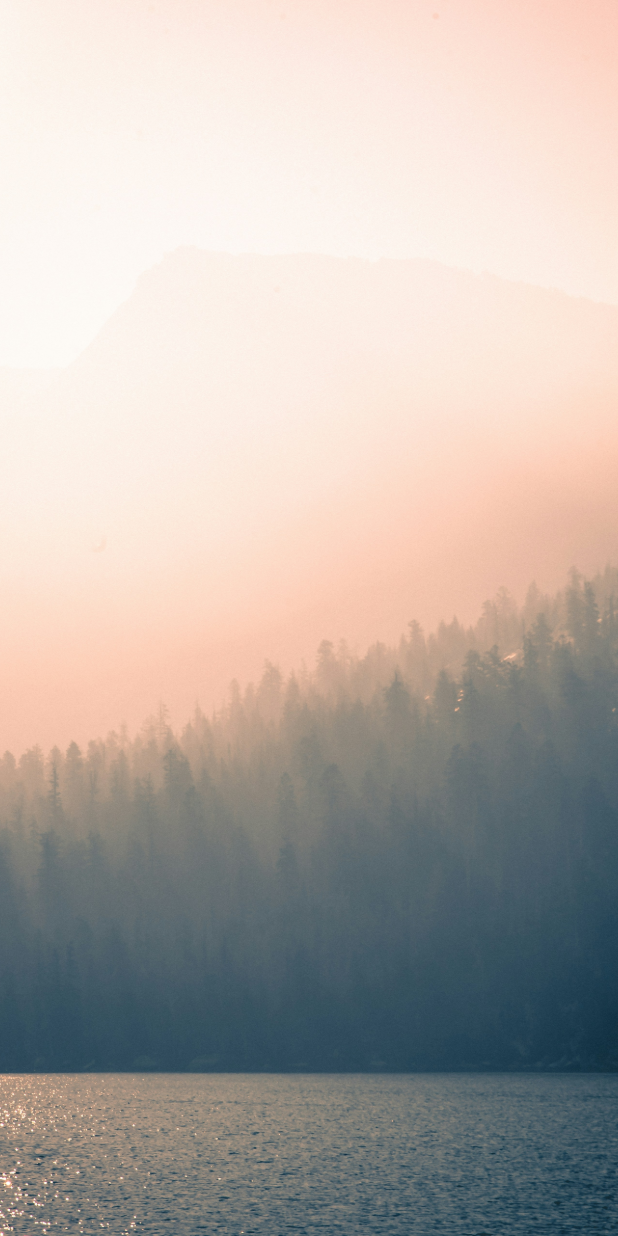
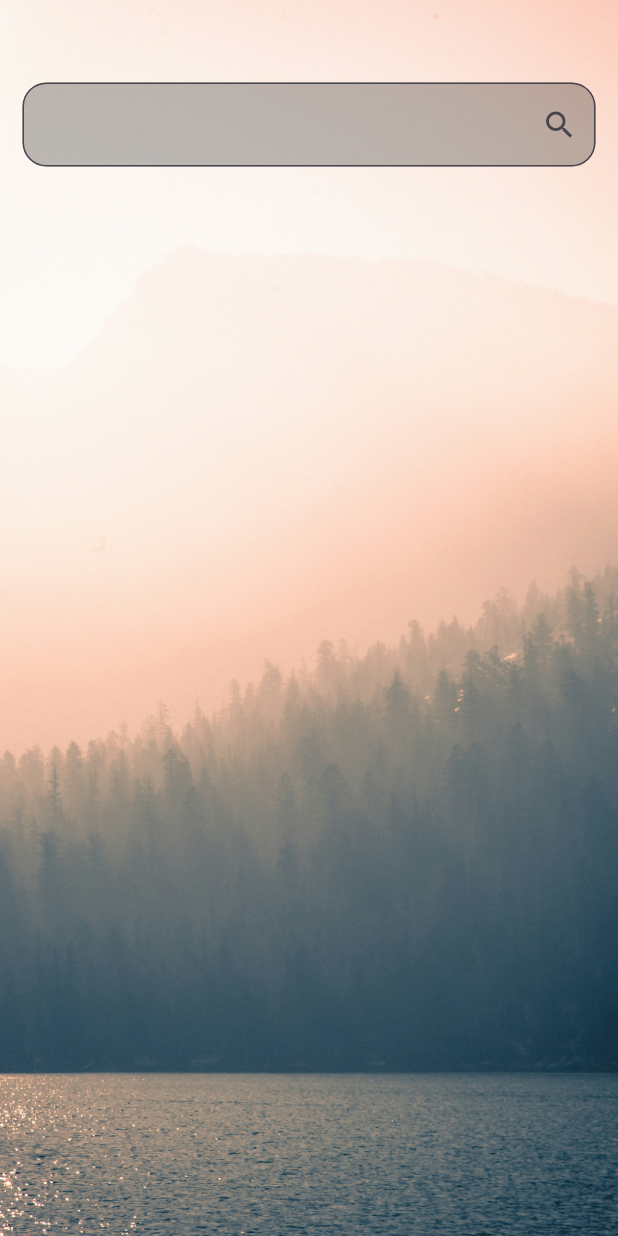
Before and after one commit to S0han/weather_app_flutter, a Flutter app: the screen it shows after launch, on a phone screen of 412 x 824 dp. Run offline on Flutter 3.47's test engine with Material 3 defaults, Android fonts, the phone set to English and light mode, and no system bars.

Commit message:
add: searchbar component

```diff
--- a/lib/main.dart
+++ b/lib/main.dart
@@ -34,6 +34,22 @@ class WeatherPageState extends State<WeatherPage> {
             width: double.infinity,
             height: double.infinity,
           ),
+          Padding(
+            padding: EdgeInsets.all(15),
+            child: SingleChildScrollView(
+              child: Column(
+                children: [
+                  SizedBox(height: 40),
+                  TextField(
+                    decoration: const InputDecoration(
+                      suffixIcon: Icon(Icons.search),
+                      filled: true,
+                      fillColor: Colors.black26,
+                      border: OutlineInputBorder(
+                        borderRadius: BorderRadius.all(Radius.circular(16)))),
+                  ),
+                ],),)
+          ),
         ],
       )
     );
```
